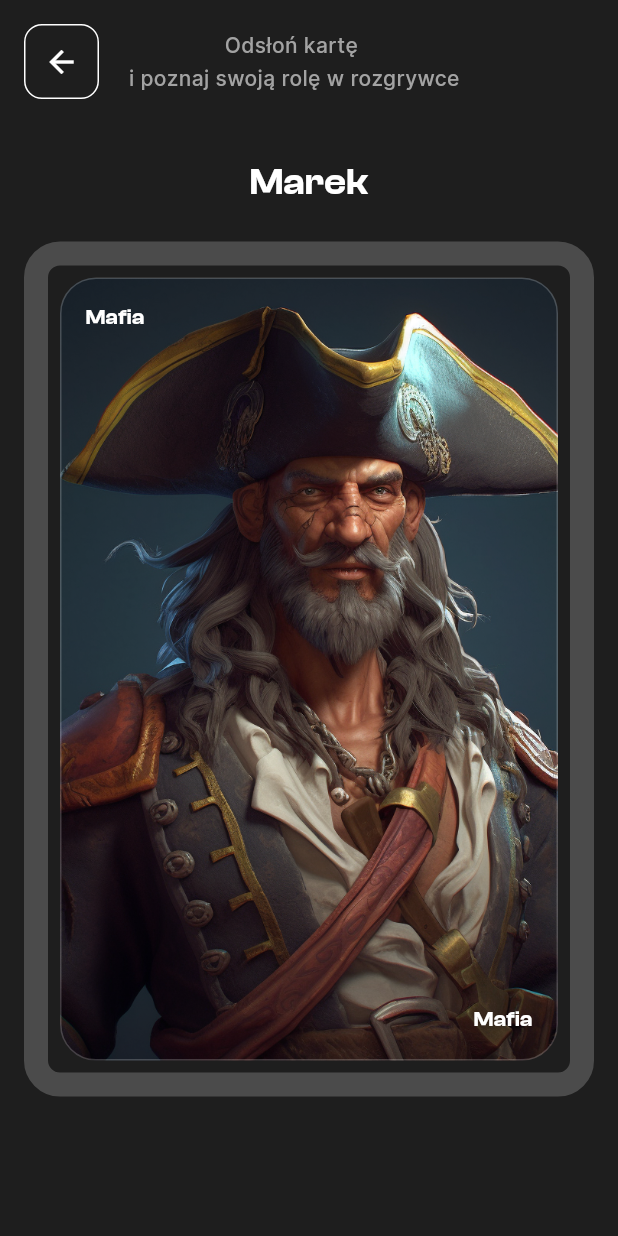
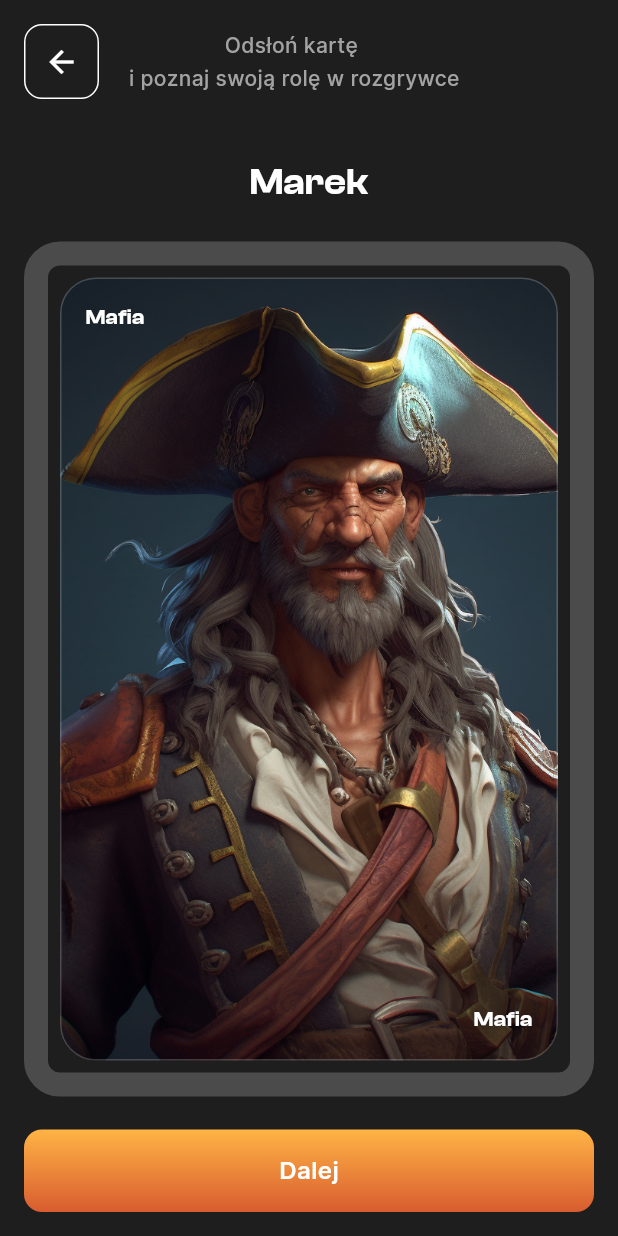
Before and after one commit to Hellmod/mafia_flutter, a Flutter app: the screen it shows after launch, on a phone screen of 412 x 824 dp. Run offline on Flutter 3.47's test engine with Material 3 defaults, Android fonts, the phone set to English and light mode, and no system bars; our stand-ins replace bloc, cloud_firestore, device_info_plus, equatable, firebase_core, flutter_bloc and 4 more; missing offline and left inert: dart:ffi; accounts and stored records are empty.

Commit message:
finish game_reveal_card_page_card_reviled.dart

```diff
--- a/lib/presentation/game/view/game_reveal_card_page_card_reviled.dart
+++ b/lib/presentation/game/view/game_reveal_card_page_card_reviled.dart
@@ -5,10 +5,7 @@ import 'package:mafia/utils/character/Character.dart';
 import '../../../utils/AppTextStyles.dart';
 import '../../../utils/Utility.dart';
 import '../../../utils/Wigets.dart';
-import '../../../utils/character/CharacterRepository.dart';
-import '../../wigets/RoleCard.dart';
 import '../block/game_bloc.dart';
-import 'dart:math' as math;
 
 class GameRevealCardReviled extends StatefulWidget {
   final Character character;
@@ -67,16 +64,12 @@ class _GameRevealCardReviled extends State<GameRevealCardReviled>
             return Container(
               width: double.infinity,
               color: const Color(0xff1e1e1e),
+              child: Padding(
+                  padding: const EdgeInsets.all(16),
                   child: Column(
                     children: [
                       Expanded(
                         child: SingleChildScrollView(
-                      child: Stack(
-                        //RM
-                        fit: StackFit.loose,
-                        children: [
-                          Padding(
-                            padding: const EdgeInsets.all(16),
                           child: Column(
                             crossAxisAlignment: CrossAxisAlignment.center,
                             children: [
@@ -89,13 +82,14 @@ class _GameRevealCardReviled extends State<GameRevealCardReviled>
                             ],
                           ),
                         ),
+                      ),
+                      MainWidget.orangeButton(
+                          text: 'Dalej',
+                          callback: () {
+                            Utility.workingOn();
+                          }),
                     ],
-                      ),
-                    ),
-                  ),
-                  // bottomBar(state.charactersToChoose),
-                ],
-              ),
+                  )),
             );
           }
           return const CircularProgressIndicator();
@@ -183,4 +177,5 @@ class _GameRevealCardReviled extends State<GameRevealCardReviled>
           ),
         ),
       );
+
 }
--- a/lib/utils/Wigets.dart
+++ b/lib/utils/Wigets.dart
@@ -39,4 +39,41 @@ class MainWidget {
           SizedBox(width: 16), // Spacja po prawej stronie tekstu
         ],
       );
+
+  static Widget orangeButton({
+     required String text,
+     required VoidCallback callback,
+   }) =>
+       Material(
+         borderRadius: BorderRadius.circular(12),
+         color: Colors.transparent,
+         child: InkWell(
+           onTap: callback,
+           // Używamy parametru callback zamiast Utility.workingOn()
+           child: Container(
+             decoration: BoxDecoration(
+               gradient: const LinearGradient(
+                 colors: [Color(0xFFFFB445), Color(0xFFD85C30)],
+                 begin: Alignment.topCenter,
+                 end: Alignment.bottomCenter,
+               ),
+               borderRadius: BorderRadius.circular(12),
+             ),
+             child: Center(
+               child: Padding(
+                 padding: const EdgeInsets.all(16.0),
+                 child: Text(
+                   text, // Używamy parametru text zamiast stałego ciągu znaków
+                   style: const TextStyle(
+                     fontFamily: 'Inter',
+                     fontSize: 16,
+                     fontWeight: FontWeight.w600,
+                     color: Colors.white,
+                   ),
+                 ),
+               ),
+             ),
+           ),
+         ),
+       );
 }
```
Lines whose indentation alone changed are shown as unchanged.
